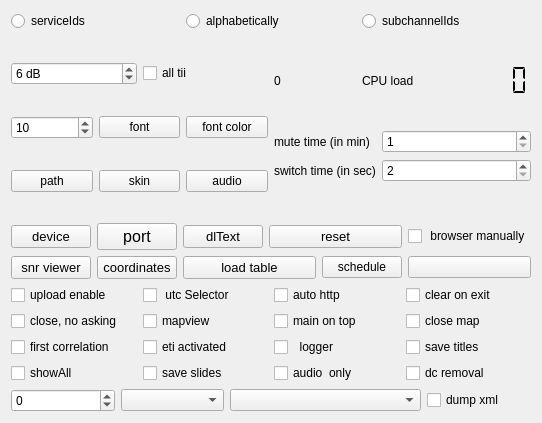
Before: the Qt Designer form sources/main/forms-v7/config-helper.ui in JvanKatwijk/qt-dab, drawn with Qt 5.
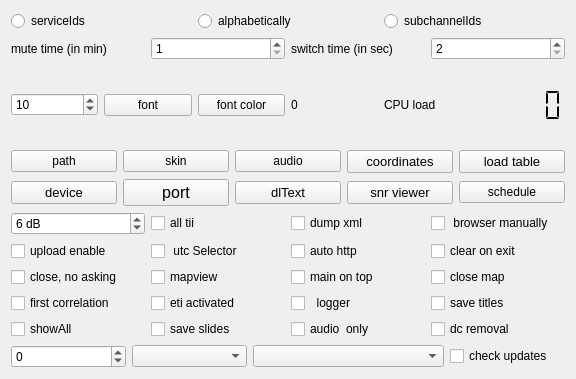
After: the same form once the commit is applied. Custom widgets are drawn as their Qt base class.

The edit to the form file:
```diff
--- a/sources/main/forms-v7/config-helper.ui
+++ b/sources/main/forms-v7/config-helper.ui
@@ -6,8 +6,8 @@
    <rect>
     <x>0</x>
     <y>0</y>
-    <width>542</width>
-    <height>423</height>
+    <width>576</width>
+    <height>379</height>
    </rect>
   </property>
   <property name="windowTitle">
@@ -16,7 +16,7 @@
   <property name="toolTip">
    <string>&lt;html&gt;&lt;head/&gt;&lt;body&gt;&lt;p&gt;Configuration and control widget.&lt;/p&gt;&lt;/body&gt;&lt;/html&gt;</string>
   </property>
-  <layout class="QVBoxLayout" name="verticalLayout_3">
+  <layout class="QVBoxLayout" name="verticalLayout">
    <item>
     <layout class="QHBoxLayout" name="horizontalLayout_8">
      <item>
@@ -56,39 +56,54 @@
     </layout>
    </item>
    <item>
-    <layout class="QHBoxLayout" name="horizontalLayout_7">
-     <item>
-      <layout class="QVBoxLayout" name="verticalLayout">
-       <item>
         <layout class="QHBoxLayout" name="horizontalLayout_4">
          <item>
-          <widget class="QSpinBox" name="tiiThreshold_setter">
+      <widget class="QLabel" name="label">
            <property name="toolTip">
-            <string>&lt;html&gt;&lt;head/&gt;&lt;body&gt;&lt;p&gt;TII threshold. The TII threshold is used in the detection of TII values in the NULL periods of the DAB frames. Of course, the lower the value, the more chance there is to get false positives.&lt;/p&gt;&lt;p&gt;Selecting the &amp;quot;new&amp;quot; tii detector leads to setting the minimum  threshold to 6 dB, for the other the minimum threshold is 4 dB. Setting the threshold to the minumum value leads in both cases - even with a small antenna - to some false positives.&lt;/p&gt;&lt;/body&gt;&lt;/html&gt;</string>
-           </property>
-           <property name="suffix">
-            <string> dB</string>
-           </property>
+        <string>&lt;html&gt;&lt;head/&gt;&lt;body&gt;&lt;p&gt;The mute time is the time, the audio will be suppressed when activating the mute function.&lt;/p&gt;&lt;p&gt;It is expressed in minutes.&lt;/p&gt;&lt;/body&gt;&lt;/html&gt;</string>
+       </property>
+       <property name="text">
+        <string>mute time (in min)</string>
+       </property>
+      </widget>
+     </item>
+     <item>
+      <widget class="smallSpinBox" name="muteTimeSetting">
+       <property name="toolTip">
+        <string>Set here the mute time in minutes</string>
+       </property>
            <property name="minimum">
-            <number>4</number>
-           </property>
-           <property name="value">
-            <number>6</number>
-           </property>
+        <number>1</number>
+       </property>
           </widget>
          </item>
          <item>
-          <widget class="QCheckBox" name="allTIISelector">
+      <widget class="QLabel" name="label_2">
            <property name="toolTip">
             <string>&lt;html&gt;&lt;head/&gt;&lt;body&gt;&lt;p&gt;If/when the threshold value for the TII detection is too low, the TII detector will &amp;quot;detect&amp;quot; non-existent transmitters. While some users want to see anythings that is detected, others (including myself) only want the &amp;quot;real&amp;quot; transmitters to appear on the DX display.&lt;/p&gt;&lt;p&gt;While by default the setting is &amp;quot;on&amp;quot;, switchin the selector 's value to &amp;quot;off&amp;quot; tells the software to show only transmitters known by the database.&lt;/p&gt;&lt;/body&gt;&lt;/html&gt;</string>
            </property>
            <property name="text">
-            <string>all tii</string>
+        <string>switch time (in sec)</string>
+       </property>
+      </widget>
+     </item>
+     <item>
+      <widget class="smallSpinBox" name="switchDelaySetting">
+       <property name="toolTip">
+        <string>Set here the delay, when searching for data in a channel, in seconds</string>
+       </property>
+       <property name="minimum">
+        <number>2</number>
+       </property>
+       <property name="maximum">
+        <number>99999</number>
            </property>
           </widget>
          </item>
         </layout>
        </item>
+   <item>
+    <layout class="QHBoxLayout" name="horizontalLayout_5">
        <item>
         <layout class="QHBoxLayout" name="horizontalLayout_2">
          <item>
@@ -130,44 +145,6 @@
         </layout>
        </item>
        <item>
-        <layout class="QHBoxLayout" name="horizontalLayout_5">
-         <item>
-          <widget class="smallPushButton" name="pathButton">
-           <property name="toolTip">
-            <string>&lt;html&gt;&lt;head/&gt;&lt;body&gt;&lt;p&gt;The files containing slides - if being saved - will be saved in a folder/directory Qt-DAB-files in the home folder/directory. The tii files as well as the log file (both of caourse when enabled) are also stored in that folder/directory. The path can be altered by entering an EXISTING folder/directory in the menu that appears when the button is touched. That path will be effective the next program invocation.&lt;/p&gt;&lt;/body&gt;&lt;/html&gt;</string>
-           </property>
-           <property name="text">
-            <string>path</string>
-           </property>
-          </widget>
-         </item>
-         <item>
-          <widget class="smallPushButton" name="skinButton">
-           <property name="toolTip">
-            <string>&lt;html&gt;&lt;head/&gt;&lt;body&gt;&lt;p&gt;Select one of a few &amp;quot;skin&amp;quot;s for the widgets in the program. Will be effective the next program invocation.&lt;/p&gt;&lt;/body&gt;&lt;/html&gt;</string>
-           </property>
-           <property name="text">
-            <string>skin</string>
-           </property>
-          </widget>
-         </item>
-         <item>
-          <widget class="smallPushButton" name="audioSelectButton">
-           <property name="toolTip">
-            <string>&lt;html&gt;&lt;head/&gt;&lt;body&gt;&lt;p&gt;Choose between portaudio or Qt-audio as audio handler (will be effective next program invocation). Note that if no audio channels for the Qt_audio driver can be found, the default setting of portaudio is applied.&lt;/p&gt;&lt;/body&gt;&lt;/html&gt;</string>
-           </property>
-           <property name="text">
-            <string>audio</string>
-           </property>
-          </widget>
-         </item>
-        </layout>
-       </item>
-      </layout>
-     </item>
-     <item>
-      <layout class="QVBoxLayout" name="verticalLayout_2">
-       <item>
         <layout class="QHBoxLayout" name="horizontalLayout">
          <item>
           <widget class="clickablelabel" name="activeServices">
@@ -204,60 +181,78 @@
          </item>
         </layout>
        </item>
+    </layout>
+   </item>
        <item>
-        <layout class="QFormLayout" name="formLayout">
+    <layout class="QGridLayout" name="gridLayout_2">
          <item row="0" column="0">
-          <widget class="QLabel" name="label">
+      <widget class="smallPushButton" name="pathButton">
            <property name="toolTip">
             <string>&lt;html&gt;&lt;head/&gt;&lt;body&gt;&lt;p&gt;The mute time is the time, the audio will be suppressed when activating the mute function.&lt;/p&gt;&lt;p&gt;It is expressed in minutes.&lt;/p&gt;&lt;/body&gt;&lt;/html&gt;</string>
            </property>
            <property name="text">
-            <string>mute time (in min)</string>
+        <string>path</string>
            </property>
           </widget>
          </item>
          <item row="0" column="1">
-          <widget class="smallSpinBox" name="muteTimeSetting">
+      <widget class="smallPushButton" name="skinButton">
            <property name="toolTip">
-            <string>Set here the mute time in minutes</string>
-           </property>
-           <property name="minimum">
-            <number>1</number>
+        <string>&lt;html&gt;&lt;head/&gt;&lt;body&gt;&lt;p&gt;Select one of a few &amp;quot;skin&amp;quot;s for the widgets in the program. Will be effective the next program invocation.&lt;/p&gt;&lt;/body&gt;&lt;/html&gt;</string>
+       </property>
+       <property name="text">
+        <string>skin</string>
+       </property>
+      </widget>
+     </item>
+     <item row="0" column="2">
+      <widget class="smallPushButton" name="audioSelectButton">
+       <property name="toolTip">
+        <string>&lt;html&gt;&lt;head/&gt;&lt;body&gt;&lt;p&gt;Choose between portaudio or Qt-audio as audio handler (will be effective next program invocation). Note that if no audio channels for the Qt_audio driver can be found, the default setting of portaudio is applied.&lt;/p&gt;&lt;/body&gt;&lt;/html&gt;</string>
+       </property>
+       <property name="text">
+        <string>audio</string>
+       </property>
+      </widget>
+     </item>
+     <item row="0" column="3">
+      <widget class="smallPushButton" name="set_coordinatesButton">
+       <property name="sizePolicy">
+        <sizepolicy hsizetype="Preferred" vsizetype="Fixed">
+         <horstretch>0</horstretch>
+         <verstretch>0</verstretch>
+        </sizepolicy>
+       </property>
+       <property name="font">
+        <font>
+         <family>Cantarell</family>
+         <pointsize>10</pointsize>
+        </font>
+       </property>
+       <property name="toolTip">
+        <string>&lt;html&gt;&lt;head/&gt;&lt;body&gt;&lt;p&gt;Touching this button shows a small menu where you can fill in the coordinates (in decimal notation) of your location.&lt;/p&gt;&lt;/body&gt;&lt;/html&gt;</string>
+       </property>
+       <property name="text">
+        <string>coordinates</string>
+       </property>
+      </widget>
+     </item>
+     <item row="0" column="4">
+      <widget class="smallPushButton" name="loadTableButton">
+       <property name="font">
+        <font>
+         <pointsize>10</pointsize>
+        </font>
+       </property>
+       <property name="toolTip">
+        <string>&lt;html&gt;&lt;head/&gt;&lt;body&gt;&lt;p&gt;Touching this button will instruct the software to load a fresh database. Note that this only works if either the software is precompiled or you have installed the small library as discussed in the installation instructions.&lt;/p&gt;&lt;/body&gt;&lt;/html&gt;</string>
+       </property>
+       <property name="text">
+        <string>load table</string>
            </property>
           </widget>
          </item>
          <item row="1" column="0">
-          <widget class="QLabel" name="label_2">
-           <property name="toolTip">
-            <string>&lt;html&gt;&lt;head/&gt;&lt;body&gt;&lt;p&gt;The switch time - expressed in seconds - is the time the processor will wait to see if there is&lt;/p&gt;&lt;p&gt;any data in a channel. &lt;/p&gt;&lt;/body&gt;&lt;/html&gt;</string>
-           </property>
-           <property name="text">
-            <string>switch time (in sec)</string>
-           </property>
-          </widget>
-         </item>
-         <item row="1" column="1">
-          <widget class="smallSpinBox" name="switchDelaySetting">
-           <property name="toolTip">
-            <string>Set here the delay, when searching for data in a channel, in seconds</string>
-           </property>
-           <property name="minimum">
-            <number>2</number>
-           </property>
-           <property name="maximum">
-            <number>99999</number>
-           </property>
-          </widget>
-         </item>
-        </layout>
-       </item>
-      </layout>
-     </item>
-    </layout>
-   </item>
-   <item>
-    <layout class="QGridLayout" name="gridLayout">
-     <item row="0" column="0">
       <widget class="smallPushButton" name="devicewidgetButton">
        <property name="sizePolicy">
         <sizepolicy hsizetype="Preferred" vsizetype="Fixed">
@@ -279,7 +274,7 @@
        </property>
       </widget>
      </item>
-     <item row="0" column="1">
+     <item row="1" column="1">
       <widget class="smallPushButton" name="portSelector">
        <property name="font">
         <font>
@@ -294,7 +289,7 @@
        </property>
       </widget>
      </item>
-     <item row="0" column="2">
+     <item row="1" column="2">
       <widget class="smallPushButton" name="dlTextButton">
        <property name="font">
         <font>
@@ -309,28 +304,7 @@
        </property>
       </widget>
      </item>
-     <item row="0" column="3" colspan="2">
-      <widget class="smallPushButton" name="resetButton">
-       <property name="sizePolicy">
-        <sizepolicy hsizetype="Preferred" vsizetype="Fixed">
-         <horstretch>0</horstretch>
-         <verstretch>0</verstretch>
-        </sizepolicy>
-       </property>
-       <property name="font">
-        <font>
-         <pointsize>10</pointsize>
-        </font>
-       </property>
-       <property name="toolTip">
-        <string>&lt;html&gt;&lt;head/&gt;&lt;body&gt;&lt;p&gt;Push this button to reset, i.e. restart synchronization.&lt;/p&gt;&lt;/body&gt;&lt;/html&gt;</string>
-       </property>
-       <property name="text">
-        <string>reset</string>
-       </property>
-      </widget>
-     </item>
-     <item row="1" column="0">
+     <item row="1" column="3">
       <widget class="smallPushButton" name="snrButton">
        <property name="sizePolicy">
         <sizepolicy hsizetype="Preferred" vsizetype="Fixed">
@@ -352,50 +326,6 @@
        </property>
       </widget>
      </item>
-     <item row="1" column="1">
-      <widget class="smallPushButton" name="set_coordinatesButton">
-       <property name="sizePolicy">
-        <sizepolicy hsizetype="Preferred" vsizetype="Fixed">
-         <horstretch>0</horstretch>
-         <verstretch>0</verstretch>
-        </sizepolicy>
-       </property>
-       <property name="font">
-        <font>
-         <family>Cantarell</family>
-         <pointsize>10</pointsize>
-        </font>
-       </property>
-       <property name="toolTip">
-        <string>&lt;html&gt;&lt;head/&gt;&lt;body&gt;&lt;p&gt;Touching this button shows a small menu where you can fill in the coordinates (in decimal notation) of your location.&lt;/p&gt;&lt;/body&gt;&lt;/html&gt;</string>
-       </property>
-       <property name="text">
-        <string>coordinates</string>
-       </property>
-      </widget>
-     </item>
-     <item row="1" column="2" colspan="2">
-      <widget class="smallPushButton" name="loadTableButton">
-       <property name="font">
-        <font>
-         <pointsize>10</pointsize>
-        </font>
-       </property>
-       <property name="toolTip">
-        <string>&lt;html&gt;&lt;head/&gt;&lt;body&gt;&lt;p&gt;Touching this button will instruct the software to load a fresh database. Note that this only works if either the software is precompiled or you have installed the small library as discussed in the installation instructions.&lt;/p&gt;&lt;/body&gt;&lt;/html&gt;</string>
-       </property>
-       <property name="text">
-        <string>load table</string>
-       </property>
-      </widget>
-     </item>
-     <item row="1" column="5">
-      <widget class="smallPushButton" name="tracerButton">
-       <property name="text">
-        <string/>
-       </property>
-      </widget>
-     </item>
      <item row="1" column="4">
       <widget class="smallPushButton" name="scheduleButton">
        <property name="toolTip">
@@ -406,7 +336,47 @@
        </property>
       </widget>
      </item>
-     <item row="0" column="5">
+    </layout>
+   </item>
+   <item>
+    <layout class="QGridLayout" name="gridLayout">
+     <item row="0" column="0">
+      <widget class="QSpinBox" name="tiiThreshold_setter">
+       <property name="toolTip">
+        <string>&lt;html&gt;&lt;head/&gt;&lt;body&gt;&lt;p&gt;TII threshold. The TII threshold is used in the detection of TII values in the NULL periods of the DAB frames. Of course, the lower the value, the more chance there is to get false positives.&lt;/p&gt;&lt;p&gt;Selecting the &amp;quot;new&amp;quot; tii detector leads to setting the minimum  threshold to 6 dB, for the other the minimum threshold is 4 dB. Setting the threshold to the minumum value leads in both cases - even with a small antenna - to some false positives.&lt;/p&gt;&lt;/body&gt;&lt;/html&gt;</string>
+       </property>
+       <property name="suffix">
+        <string> dB</string>
+       </property>
+       <property name="minimum">
+        <number>4</number>
+       </property>
+       <property name="value">
+        <number>6</number>
+       </property>
+      </widget>
+     </item>
+     <item row="0" column="1">
+      <widget class="QCheckBox" name="allTIISelector">
+       <property name="toolTip">
+        <string>&lt;html&gt;&lt;head/&gt;&lt;body&gt;&lt;p&gt;If/when the threshold value for the TII detection is too low, the TII detector will &amp;quot;detect&amp;quot; non-existent transmitters. While some users want to see anythings that is detected, others (including myself) only want the &amp;quot;real&amp;quot; transmitters to appear on the DX display.&lt;/p&gt;&lt;p&gt;While by default the setting is &amp;quot;on&amp;quot;, switchin the selector 's value to &amp;quot;off&amp;quot; tells the software to show only transmitters known by the database.&lt;/p&gt;&lt;/body&gt;&lt;/html&gt;</string>
+       </property>
+       <property name="text">
+        <string>all tii</string>
+       </property>
+      </widget>
+     </item>
+     <item row="0" column="2">
+      <widget class="QCheckBox" name="dumpmodeSelector">
+       <property name="toolTip">
+        <string>&lt;html&gt;&lt;head/&gt;&lt;body&gt;&lt;p&gt;The dump facility is changed. Dumping the input samples is now centralized (use the right hand mouse button on the ensemblename left top of the main widget).&lt;/p&gt;&lt;p&gt;If selected the dump will be in xml format (but of course only if the device supports that)&lt;/p&gt;&lt;p&gt;otherwise an &amp;quot;wav&amp;quot; file will be generated.&lt;/p&gt;&lt;/body&gt;&lt;/html&gt;</string>
+       </property>
+       <property name="text">
+        <string>dump xml</string>
+       </property>
+      </widget>
+     </item>
+     <item row="0" column="3">
       <widget class="QCheckBox" name="localBrowserSelector">
        <property name="toolTip">
         <string>&lt;html&gt;&lt;head/&gt;&lt;body&gt;&lt;p&gt;Set in the configuration that on starting the http service a browser will have to be started manually. By default  browser starts automaticall when the http button is set. Effective immediately&lt;/p&gt;&lt;p&gt;&lt;br/&gt;&lt;/p&gt;&lt;/body&gt;&lt;/html&gt;</string>
@@ -416,11 +386,7 @@
        </property>
       </widget>
      </item>
-    </layout>
-   </item>
-   <item>
-    <layout class="QGridLayout" name="gridLayout_2">
-     <item row="0" column="0">
+     <item row="1" column="0">
       <widget class="QCheckBox" name="upload_selector">
        <property name="toolTip">
         <string>&lt;html&gt;&lt;head/&gt;&lt;body&gt;&lt;p&gt;&amp;quot;upload enable&amp;quot; is a selector for - if configured - allowing some data to be uploaded to fmlist.org. When touching the ensemblename on top of the left part of the main widget, the current content of the ensemble is shown (in &amp;quot;.csv&amp;quot; format). If this selector is enabled - and if the feature is configured - you will be asked to accept (or deny) sending up the contents of the ensemble to &amp;quot;fmlist.org&amp;quot; (the site that is responsible for the database mapping the TII numbers to station names and station attributes.&lt;/p&gt;&lt;p&gt;The same for the result of the single scan.&lt;/p&gt;&lt;p&gt;&lt;br/&gt;&lt;/p&gt;&lt;/body&gt;&lt;/html&gt;</string>
@@ -430,7 +396,7 @@
        </property>
       </widget>
      </item>
-     <item row="0" column="1">
+     <item row="1" column="1">
       <widget class="QCheckBox" name="utc_selector">
        <property name="toolTip">
         <string>&lt;html&gt;&lt;head/&gt;&lt;body&gt;&lt;p&gt;If you want to see UTC in the logs select this one.&lt;/p&gt;&lt;/body&gt;&lt;/html&gt;</string>
@@ -440,7 +406,7 @@
        </property>
       </widget>
      </item>
-     <item row="0" column="2">
+     <item row="1" column="2">
       <widget class="QCheckBox" name="auto_http">
        <property name="toolTip">
         <string>&lt;html&gt;&lt;head/&gt;&lt;body&gt;&lt;p&gt;If enabled, the software will (try to) start the http handler on program start up&lt;/p&gt;&lt;/body&gt;&lt;/html&gt;</string>
@@ -450,14 +416,14 @@
        </property>
       </widget>
      </item>
-     <item row="0" column="3">
+     <item row="1" column="3">
       <widget class="QCheckBox" name="clearScanList_selector">
        <property name="text">
         <string>clear on exit</string>
        </property>
       </widget>
      </item>
-     <item row="1" column="0">
+     <item row="2" column="0">
       <widget class="QCheckBox" name="closeDirect_selector">
        <property name="toolTip">
         <string>&lt;html&gt;&lt;head/&gt;&lt;body&gt;&lt;p&gt;If you are bored with the explicit request to stop, touch this one, and stopping is direct&lt;/p&gt;&lt;/body&gt;&lt;/html&gt;</string>
@@ -467,7 +433,7 @@
        </property>
       </widget>
      </item>
-     <item row="1" column="1">
+     <item row="2" column="1">
       <widget class="QCheckBox" name="mapViewSelector">
        <property name="toolTip">
         <string>&lt;html&gt;&lt;head/&gt;&lt;body&gt;&lt;p&gt;When set, the software is instructed to start an EPG processor when an EPG service is detected on starting an ensemble.&lt;/p&gt;&lt;/body&gt;&lt;/html&gt;</string>
@@ -477,7 +443,7 @@
        </property>
       </widget>
      </item>
-     <item row="1" column="2">
+     <item row="2" column="2">
       <widget class="QCheckBox" name="onTop">
        <property name="toolTip">
         <string>&lt;html&gt;&lt;head/&gt;&lt;body&gt;&lt;p&gt;Set in the configuration whether or not the main widget should ALWAYS be op top. Note that setting will be applied the next time the program will start.&lt;/p&gt;&lt;p&gt;Note further that in Windows a problem may occur: a warning message might be invisible, hidden by the main widget op top.&lt;/p&gt;&lt;/body&gt;&lt;/html&gt;</string>
@@ -487,7 +453,7 @@
        </property>
       </widget>
      </item>
-     <item row="1" column="3">
+     <item row="2" column="3">
       <widget class="QCheckBox" name="close_mapSelector">
        <property name="toolTip">
         <string>&lt;html&gt;&lt;head/&gt;&lt;body&gt;&lt;p&gt;If this selector is set, then at stopping the map handler, a request is issued to close the map.&lt;/p&gt;&lt;/body&gt;&lt;/html&gt;</string>
@@ -497,7 +463,7 @@
        </property>
       </widget>
      </item>
-     <item row="2" column="0">
+     <item row="3" column="0">
       <widget class="QCheckBox" name="correlationSelector">
        <property name="toolTip">
         <string>&lt;html&gt;&lt;head/&gt;&lt;body&gt;&lt;p&gt;Synchronization of the receiver software with the incoming samplestream is dome using a correlation algorithm. As the scope on the displaywidget often shows is that there is more than a single peak in the correlation. Normally, the strongest peak is used, however, sometimes the difference in stength between peaks is so small, that the &amp;quot;strongest&amp;quot; one changes quite often.&lt;/p&gt;&lt;p&gt;Selecting this ensures that the software takes the first of the peaks that meets some strength criteria&lt;/p&gt;&lt;/body&gt;&lt;/html&gt;</string>
@@ -507,7 +473,7 @@
        </property>
       </widget>
      </item>
-     <item row="2" column="1">
+     <item row="3" column="1">
       <widget class="QCheckBox" name="etiActivated_selector">
        <property name="toolTip">
         <string>&lt;html&gt;&lt;head/&gt;&lt;body&gt;&lt;p&gt;eti files can be generated by Qt-DAB-5.x. Since generating an eti file from an ensemble seems incompatible with scanning, the scan button is replaced by an &amp;quot;eti&amp;quot; button when eti is activated.&lt;/p&gt;&lt;p&gt;&lt;span style=&quot; font-weight:700;&quot;&gt;Note that building up an eti file requires quite some resources.&lt;/span&gt;&lt;/p&gt;&lt;p&gt;If eti is activated, the scanButton is replaced by the etiButton. Touching that button shows a fileselection menu, after selecting a file the content of the ensemble is sent in eti format to the file. The eti session stops when (a) the eti button is touched again, (b) switching to another channel or (c) disabling eti by unchecking the checkbox.&lt;/p&gt;&lt;p&gt;&lt;br/&gt;&lt;/p&gt;&lt;/body&gt;&lt;/html&gt;</string>
@@ -517,7 +483,7 @@
        </property>
       </widget>
      </item>
-     <item row="2" column="2">
+     <item row="3" column="2">
       <widget class="QCheckBox" name="logger_selector">
        <property name="toolTip">
         <string>&lt;html&gt;&lt;head/&gt;&lt;body&gt;&lt;p&gt;If set, a log file is maintained (as usual for windows in the folder in the home folder and for Linux in the directory /tmp in a folder/directory Qt-DAB-files) in a txt file :logFile.txt, in which activities such as selecting a device, channel, service, dump are written, preceded by the time of the activity.&lt;/p&gt;&lt;p&gt;The setting of the selector is maintained between program invocations.&lt;/p&gt;&lt;/body&gt;&lt;/html&gt;</string>
@@ -527,14 +493,14 @@
        </property>
       </widget>
      </item>
-     <item row="2" column="3">
+     <item row="3" column="3">
       <widget class="QCheckBox" name="saveTitlesSelector">
        <property name="text">
         <string>save titles</string>
        </property>
       </widget>
      </item>
-     <item row="3" column="0">
+     <item row="4" column="0">
       <widget class="QCheckBox" name="showAll_selector">
        <property name="toolTip">
         <string>&lt;html&gt;&lt;head/&gt;&lt;body&gt;&lt;p&gt;Display of transmitters on the map has two modes, selected by this checkbox. If enabled, all (channel, tiiPairs) per transmitter is shown, i.e. if it is seen that - for different channels - the same  transmitter(location) is used, then for each of the channels the channelname and the tii values are shown in a list.&lt;/p&gt;&lt;p&gt;If the checkbox is disabled, then for each transmitter(location) seen, only the channel last seen is shown.&lt;/p&gt;&lt;/body&gt;&lt;/html&gt;</string>
@@ -544,7 +510,7 @@
        </property>
       </widget>
      </item>
-     <item row="3" column="1">
+     <item row="4" column="1">
       <widget class="QCheckBox" name="saveSlides">
        <property name="toolTip">
         <string>&lt;html&gt;&lt;head/&gt;&lt;body&gt;&lt;p&gt;If set, slides (pictures) appearing during transmissions are being saved&lt;/p&gt;&lt;/body&gt;&lt;/html&gt;</string>
@@ -554,7 +520,7 @@
        </property>
       </widget>
      </item>
-     <item row="3" column="2">
+     <item row="4" column="2">
       <widget class="QCheckBox" name="audioServices_only">
        <property name="toolTip">
         <string>&lt;html&gt;&lt;head/&gt;&lt;body&gt;&lt;p&gt;Many ensembles contain both audio and data services (e.g. TPEG, EPG). If selected here, only audio services and  the EPG service if part of the ensemble will be shown in the services list&lt;/p&gt;&lt;/body&gt;&lt;/html&gt;</string>
@@ -564,7 +530,7 @@
        </property>
       </widget>
      </item>
-     <item row="3" column="3">
+     <item row="4" column="3">
       <widget class="QCheckBox" name="dcRemoval">
        <property name="text">
         <string>dc removal</string>
@@ -609,12 +575,12 @@
       </widget>
      </item>
      <item>
-      <widget class="QCheckBox" name="dumpmodeSelector">
+      <widget class="QCheckBox" name="updateSelector">
        <property name="toolTip">
         <string>&lt;html&gt;&lt;head/&gt;&lt;body&gt;&lt;p&gt;The dump facility is changed. Dumping the input samples is now centralized (use the right hand mouse button on the ensemblename left top of the main widget).&lt;/p&gt;&lt;p&gt;If selected the dump will be in xml format (but of course only if the device supports that)&lt;/p&gt;&lt;p&gt;otherwise an &amp;quot;wav&amp;quot; file will be generated.&lt;/p&gt;&lt;/body&gt;&lt;/html&gt;</string>
        </property>
        <property name="text">
-        <string>dump xml</string>
+        <string>check updates</string>
        </property>
       </widget>
      </item>
```
Left out of the diff: 15 changed lines with no effect on the pictures. Lines whose indentation alone changed are shown as unchanged.
